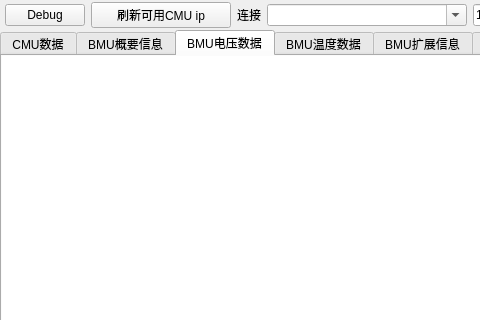
Old version of the form views/bmsview/bmsview.ui in the repository Shogpe/bmsTool; both pictures show x 0 to 480 and y 0 to 320 of the 1454 by 790 pixel window.
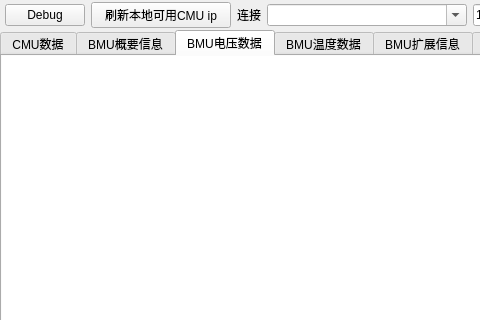
New version of the form. The open tabs and pages were chosen to show the change. Custom widgets are drawn as their Qt base class.

```diff
--- a/views/bmsview/bmsview.ui
+++ b/views/bmsview/bmsview.ui
@@ -105,7 +105,7 @@
          </size>
         </property>
         <property name="text">
-         <string>刷新可用CMU ip</string>
+         <string>刷新本地可用CMU ip</string>
         </property>
        </widget>
       </item>
```
Left out of the diff: 2 changed lines with no effect on the pictures.
